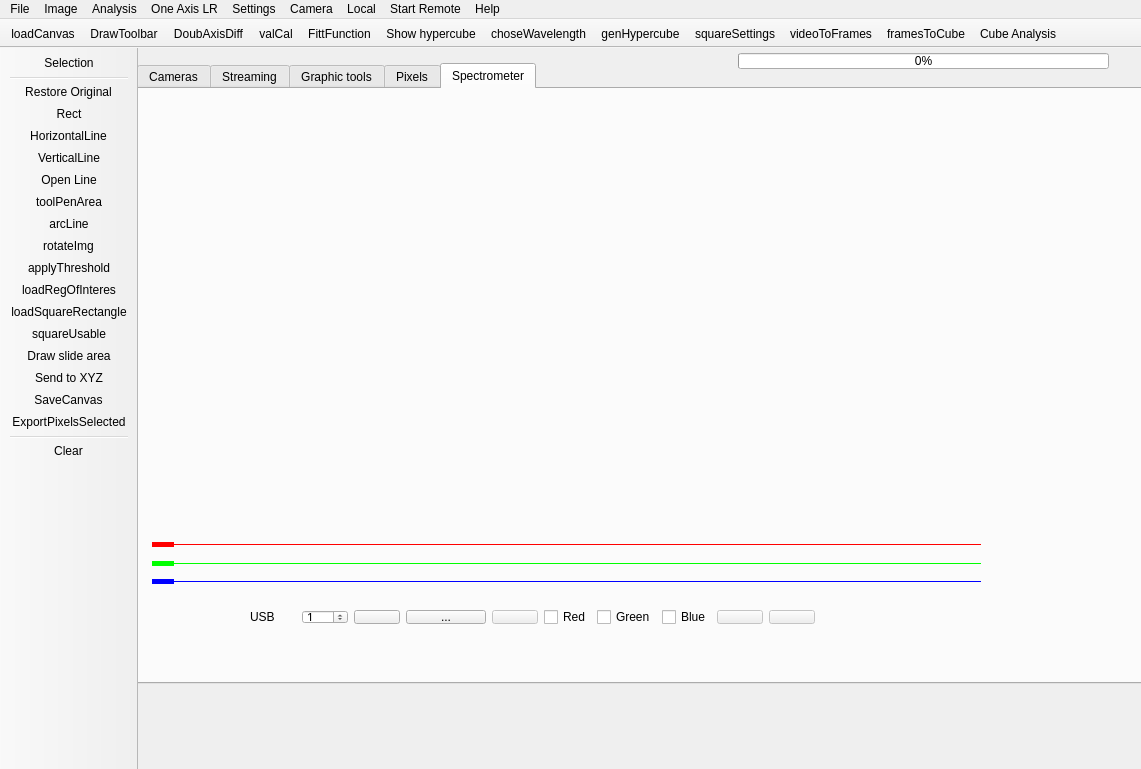
Qt form mainwindow.ui (JairoSalazarV/dotech.us_QtSquareHSI) before a commit.
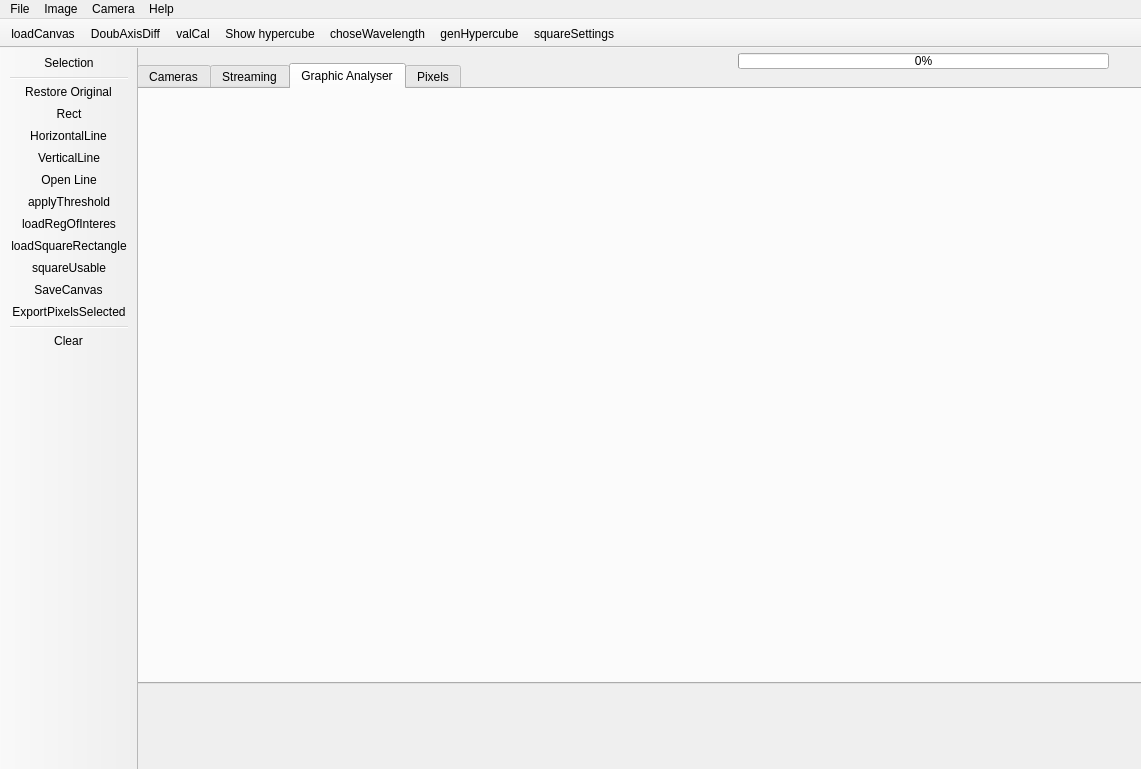
The same form after that commit. The open tabs and pages were chosen to show the change. Icons and pictures are not drawn.

Commit message: Removing extra buttons

Patch:
```diff
--- a/mainwindow.ui
+++ b/mainwindow.ui
@@ -1045,7 +1045,7 @@
     </widget>
     <widget class="QWidget" name="tab_6">
      <attribute name="title">
-      <string>Graphic tools</string>
+      <string>Graphic Analyser</string>
      </attribute>
     </widget>
     <widget class="QWidget" name="tabShowPixels">
@@ -1115,235 +1115,6 @@
       </property>
      </widget>
     </widget>
-    <widget class="QWidget" name="tab_5">
-     <attribute name="title">
-      <string>Spectrometer</string>
-     </attribute>
-     <widget class="QWidget" name="layoutWidget4">
-      <property name="geometry">
-       <rect>
-        <x>2</x>
-        <y>438</y>
-        <width>851</width>
-        <height>71</height>
-       </rect>
-      </property>
-      <layout class="QGridLayout" name="gridColors">
-       <item row="0" column="0">
-        <widget class="QSlider" name="slideRedLen">
-         <property name="enabled">
-          <bool>false</bool>
-         </property>
-         <property name="toolTip">
-          <string>&lt;html&gt;&lt;head/&gt;&lt;body&gt;&lt;p&gt;611.3&lt;/p&gt;&lt;/body&gt;&lt;/html&gt;</string>
-         </property>
-         <property name="styleSheet">
-          <string notr="true">QSlider::groove:horizontal {
-    height: 1px; /* the groove expands to the size of the slider by default. by giving it a height, it has a fixed size */
-    background: qlineargradient(x1:0, y1:0, x2:0, y2:1, stop:0 #F00, stop:1 #F00);
-    margin: 2px 0;
-}
-
-
-QSlider::handle:horizontal {
-    background: qlineargradient(x1:0, y1:0, x2:1, y2:1, stop:0 #F00, stop:1 #F00);
-    border: 2px solid #F00;
-    width: 18px;
-    margin: -2px 0; /* handle is placed by default on the contents rect of the groove. Expand outside the groove */
-    border-radius: 3px;
-}</string>
-         </property>
-         <property name="orientation">
-          <enum>Qt::Horizontal</enum>
-         </property>
-        </widget>
-       </item>
-       <item row="2" column="0">
-        <widget class="QSlider" name="slideBlueLen">
-         <property name="enabled">
-          <bool>false</bool>
-         </property>
-         <property name="toolTip">
-          <string>&lt;html&gt;&lt;head/&gt;&lt;body&gt;&lt;p&gt;435.7&lt;/p&gt;&lt;/body&gt;&lt;/html&gt;</string>
-         </property>
-         <property name="styleSheet">
-          <string notr="true">QSlider::groove:horizontal {
-    height: 1px; /* the groove expands to the size of the slider by default. by giving it a height, it has a fixed size */
-    background: qlineargradient(x1:0, y1:0, x2:0, y2:1, stop:0 #00F, stop:1 #00F);
-    margin: 2px 0;
-}
-
-
-QSlider::handle:horizontal {
-    background: qlineargradient(x1:0, y1:0, x2:1, y2:1, stop:0 #00F, stop:1 #00F);
-    border: 2px solid #00F;
-    width: 18px;
-    margin: -2px 0; /* handle is placed by default on the contents rect of the groove. Expand outside the groove */
-    border-radius: 3px;
-}</string>
-         </property>
-         <property name="orientation">
-          <enum>Qt::Horizontal</enum>
-         </property>
-        </widget>
-       </item>
-       <item row="1" column="0">
-        <widget class="QSlider" name="slideGreenLen">
-         <property name="enabled">
-          <bool>false</bool>
-         </property>
-         <property name="toolTip">
-          <string>&lt;html&gt;&lt;head/&gt;&lt;body&gt;&lt;p&gt;546.1&lt;/p&gt;&lt;/body&gt;&lt;/html&gt;</string>
-         </property>
-         <property name="styleSheet">
-          <string notr="true">QSlider::groove:horizontal {
-    height: 1px; /* the groove expands to the size of the slider by default. by giving it a height, it has a fixed size */
-    background: qlineargradient(x1:0, y1:0, x2:0, y2:1, stop:0 #0F0, stop:1 #0F0);
-    margin: 2px 0;
-}
-
-
-QSlider::handle:horizontal {
-    background: qlineargradient(x1:0, y1:0, x2:1, y2:1, stop:0 #0F0, stop:1 #0F0);
-    border: 2px solid #0F0;
-    width: 18px;
-    margin: -2px 0; /* handle is placed by default on the contents rect of the groove. Expand outside the groove */
-    border-radius: 3px;
-}</string>
-         </property>
-         <property name="orientation">
-          <enum>Qt::Horizontal</enum>
-         </property>
-        </widget>
-       </item>
-      </layout>
-     </widget>
-     <widget class="QWidget" name="layoutWidget5">
-      <property name="geometry">
-       <rect>
-        <x>100</x>
-        <y>510</y>
-        <width>587</width>
-        <height>36</height>
-       </rect>
-      </property>
-      <layout class="QGridLayout" name="gridLayout_5">
-       <item row="0" column="6">
-        <widget class="QCheckBox" name="chbGreen">
-         <property name="text">
-          <string>Green</string>
-         </property>
-        </widget>
-       </item>
-       <item row="0" column="2">
-        <widget class="QPushButton" name="pbSpecSnapshot">
-         <property name="enabled">
-          <bool>true</bool>
-         </property>
-         <property name="toolTip">
-          <string>&lt;html&gt;&lt;head/&gt;&lt;body&gt;&lt;p&gt;Take snapshot&lt;/p&gt;&lt;/body&gt;&lt;/html&gt;</string>
-         </property>
-         <property name="text">
-          <string/>
-         </property>
-         <property name="icon">
-          <iconset>
-           <normaloff>:/new/icons/imagenInte/snapshot</normaloff>:/new/icons/imagenInte/snapshot</iconset>
-         </property>
-        </widget>
-       </item>
-       <item row="0" column="5">
-        <widget class="QCheckBox" name="chbRed">
-         <property name="text">
-          <string>Red</string>
-         </property>
-        </widget>
-       </item>
-       <item row="0" column="1">
-        <widget class="QSpinBox" name="sbSpecUsb">
-         <property name="maximum">
-          <number>9</number>
-         </property>
-         <property name="value">
-          <number>1</number>
-         </property>
-        </widget>
-       </item>
-       <item row="0" column="7">
-        <widget class="QCheckBox" name="chbBlue">
-         <property name="text">
-          <string>Blue</string>
-         </property>
-        </widget>
-       </item>
-       <item row="0" column="0">
-        <widget class="QLabel" name="label_4">
-         <property name="text">
-          <string>USB</string>
-         </property>
-        </widget>
-       </item>
-       <item row="0" column="9">
-        <widget class="QPushButton" name="pbViewBack">
-         <property name="enabled">
-          <bool>false</bool>
-         </property>
-         <property name="toolTip">
-          <string>&lt;html&gt;&lt;head/&gt;&lt;body&gt;&lt;p&gt;Hide background&lt;/p&gt;&lt;/body&gt;&lt;/html&gt;</string>
-         </property>
-         <property name="text">
-          <string/>
-         </property>
-         <property name="icon">
-          <iconset resource="lstImgs.qrc">
-           <normaloff>:/new/icons/imagenInte/ojo.png</normaloff>:/new/icons/imagenInte/ojo.png</iconset>
-         </property>
-        </widget>
-       </item>
-       <item row="0" column="8">
-        <widget class="QPushButton" name="pbSnapCal">
-         <property name="enabled">
-          <bool>false</bool>
-         </property>
-         <property name="toolTip">
-          <string>&lt;html&gt;&lt;head/&gt;&lt;body&gt;&lt;p&gt;Meassure&lt;/p&gt;&lt;/body&gt;&lt;/html&gt;</string>
-         </property>
-         <property name="text">
-          <string/>
-         </property>
-         <property name="icon">
-          <iconset resource="lstImgs.qrc">
-           <normaloff>:/new/icons/imagenInte/digikam.png</normaloff>:/new/icons/imagenInte/digikam.png</iconset>
-         </property>
-        </widget>
-       </item>
-       <item row="0" column="4">
-        <widget class="QPushButton" name="pbSpecCut">
-         <property name="enabled">
-          <bool>false</bool>
-         </property>
-         <property name="toolTip">
-          <string>&lt;html&gt;&lt;head/&gt;&lt;body&gt;&lt;p&gt;Cut selected area&lt;/p&gt;&lt;/body&gt;&lt;/html&gt;</string>
-         </property>
-         <property name="text">
-          <string/>
-         </property>
-         <property name="icon">
-          <iconset resource="lstImgs.qrc">
-           <normaloff>:/new/icons/imagenInte/tijeras.png</normaloff>:/new/icons/imagenInte/tijeras.png</iconset>
-         </property>
-        </widget>
-       </item>
-       <item row="0" column="3">
-        <widget class="QPushButton" name="pbSpecLoadSnap">
-         <property name="text">
-          <string>...</string>
-         </property>
-        </widget>
-       </item>
-      </layout>
-     </widget>
-    </widget>
    </widget>
    <widget class="QProgressBar" name="progBar">
     <property name="geometry">
@@ -1378,6 +1149,56 @@
    <zorder>pbExpPixs</zorder>
    <zorder>labelProgBar</zorder>
   </widget>
+  <widget class="QToolBar" name="toolBarDraw">
+   <property name="windowTitle">
+    <string>Draw toolbar</string>
+   </property>
+   <property name="movable">
+    <bool>false</bool>
+   </property>
+   <attribute name="toolBarArea">
+    <enum>LeftToolBarArea</enum>
+   </attribute>
+   <attribute name="toolBarBreak">
+    <bool>false</bool>
+   </attribute>
+   <addaction name="actionSelection"/>
+   <addaction name="separator"/>
+   <addaction name="actionRestore_Original"/>
+   <addaction name="actionRect"/>
+   <addaction name="actionHorizontalLine"/>
+   <addaction name="actionVerticalLine"/>
+   <addaction name="openLine"/>
+   <addaction name="actionApplyThreshold"/>
+   <addaction name="actionLoadRegOfInteres"/>
+   <addaction name="actionLoadSquareRectangle"/>
+   <addaction name="actionSquareUsable"/>
+   <addaction name="actionSaveCanvas"/>
+   <addaction name="actionExportPixelsSelected"/>
+   <addaction name="separator"/>
+   <addaction name="actionClear"/>
+  </widget>
+  <widget class="QToolBar" name="mainToolbar">
+   <property name="windowTitle">
+    <string>Main toolbar</string>
+   </property>
+   <property name="movable">
+    <bool>false</bool>
+   </property>
+   <attribute name="toolBarArea">
+    <enum>TopToolBarArea</enum>
+   </attribute>
+   <attribute name="toolBarBreak">
+    <bool>false</bool>
+   </attribute>
+   <addaction name="actionLoadCanvas"/>
+   <addaction name="actionDoubAxisDiff"/>
+   <addaction name="actionValCal"/>
+   <addaction name="actionShow_hypercube"/>
+   <addaction name="actionChoseWavelength"/>
+   <addaction name="actionGenHypercube"/>
+   <addaction name="actionsquareSettings"/>
+  </widget>
   <widget class="QMenuBar" name="menuBar">
    <property name="geometry">
     <rect>
@@ -1420,33 +1241,7 @@
     <addaction name="menuFilter"/>
     <addaction name="menuMultiselected"/>
     <addaction name="actionMerge_into_RGB"/>
-   </widget>
-   <widget class="QMenu" name="menuAnalysis">
-    <property name="title">
-     <string>Analysis</string>
-    </property>
-    <addaction name="actionNDVI"/>
-    <addaction name="actionRGB_to_XY"/>
-    <addaction name="actionFull_Screen"/>
-    <addaction name="actionDisplay_Original"/>
-   </widget>
-   <widget class="QMenu" name="menuSettings">
-    <property name="title">
-     <string>Settings</string>
-    </property>
-    <widget class="QMenu" name="menuSet">
-     <property name="title">
-      <string>Set</string>
-     </property>
-     <addaction name="actionDiffraction_Origin"/>
-     <addaction name="actionSlide_Calibration_File"/>
-     <addaction name="actionSlide_Max_Wavelength"/>
-     <addaction name="actionSlide_Min_Wavelength"/>
-     <addaction name="actionSlide_HypCube_Building"/>
-    </widget>
-    <addaction name="actionNDVI_Algorithm"/>
-    <addaction name="actionSync_Folder"/>
-    <addaction name="menuSet"/>
+    <addaction name="separator"/>
    </widget>
    <widget class="QMenu" name="menuCamera">
     <property name="title">
@@ -1503,18 +1298,6 @@
     <addaction name="separator"/>
     <addaction name="actionSave"/>
    </widget>
-   <widget class="QMenu" name="menuStart">
-    <property name="title">
-     <string>Start Remote</string>
-    </property>
-    <addaction name="actionVideo_2"/>
-    <addaction name="actionTimelapse_2"/>
-    <addaction name="actionSnapshot"/>
-    <addaction name="actionSnapvideos"/>
-    <addaction name="separator"/>
-    <addaction name="actionSynchronize"/>
-    <addaction name="actionTesting"/>
-   </widget>
    <widget class="QMenu" name="menuHelp">
     <property name="title">
      <string>Help</string>
@@ -1522,140 +1305,11 @@
     <addaction name="actionAbout_this"/>
     <addaction name="actionTechnical_Support"/>
    </widget>
-   <widget class="QMenu" name="menuMake">
-    <property name="title">
-     <string>One Axis LR</string>
-    </property>
-    <widget class="QMenu" name="menuPlot">
-     <property name="title">
-      <string>Plot</string>
-     </property>
-     <addaction name="actionPlot_Upper_Line_Rotation"/>
-     <addaction name="actionPlot_Calculated_Line"/>
-     <addaction name="actionOrigin"/>
-    </widget>
-    <widget class="QMenu" name="menuCalib_Edition">
-     <property name="title">
-      <string>Calib Edition</string>
-     </property>
-     <addaction name="actionApply_Rotation"/>
-     <addaction name="actionApply_Transformation"/>
-     <addaction name="actionApply_Affine_Transformation"/>
-     <addaction name="actionApply_Optical_Correction"/>
-    </widget>
-    <addaction name="actionLinear_Regression"/>
-    <addaction name="separator"/>
-    <addaction name="actionSlide_Linear_Regression"/>
-    <addaction name="actionMerge_Calibration"/>
-    <addaction name="actionCalc_Sensitivities"/>
-    <addaction name="separator"/>
-    <addaction name="menuPlot"/>
-    <addaction name="separator"/>
-    <addaction name="actionPlot_over_Real"/>
-    <addaction name="actionPlot_Line_at_Wavelength"/>
-    <addaction name="separator"/>
-    <addaction name="menuCalib_Edition"/>
-    <addaction name="separator"/>
-   </widget>
-   <widget class="QMenu" name="menuLocal">
-    <property name="title">
-     <string>Local</string>
-    </property>
-    <widget class="QMenu" name="menuSlide_2">
-     <property name="title">
-      <string>Slide</string>
-     </property>
-     <widget class="QMenu" name="menuStep_by_Step">
-      <property name="title">
-       <string>Step by Step</string>
-      </property>
-      <addaction name="actionExtract_frames_2"/>
-      <addaction name="actionExtract_ROI"/>
-      <addaction name="actionBuild_HypCube"/>
-      <addaction name="actionBuild_HypCube_2"/>
-     </widget>
-     <addaction name="menuStep_by_Step"/>
-     <addaction name="actionHypCube_From_H264"/>
-    </widget>
-    <widget class="QMenu" name="menuSquare">
-     <property name="title">
-      <string>Square</string>
-     </property>
-     <addaction name="actionApply_Region_of_Interes"/>
-    </widget>
-    <addaction name="menuSlide_2"/>
-    <addaction name="menuSquare"/>
-   </widget>
    <addaction name="menuFile"/>
    <addaction name="menuImage"/>
-   <addaction name="menuAnalysis"/>
-   <addaction name="menuMake"/>
-   <addaction name="menuSettings"/>
    <addaction name="menuCamera"/>
-   <addaction name="menuLocal"/>
-   <addaction name="menuStart"/>
    <addaction name="menuHelp"/>
   </widget>
-  <widget class="QToolBar" name="toolBarDraw">
-   <property name="windowTitle">
-    <string>Draw toolbar</string>
-   </property>
-   <property name="movable">
-    <bool>false</bool>
-   </property>
-   <attribute name="toolBarArea">
-    <enum>LeftToolBarArea</enum>
-   </attribute>
-   <attribute name="toolBarBreak">
-    <bool>false</bool>
-   </attribute>
-   <addaction name="actionSelection"/>
-   <addaction name="separator"/>
-   <addaction name="actionRestore_Original"/>
-   <addaction name="actionRect"/>
-   <addaction name="actionHorizontalLine"/>
-   <addaction name="actionVerticalLine"/>
-   <addaction name="openLine"/>
-   <addaction name="actionToolPenArea"/>
-   <addaction name="actionarcLine"/>
-   <addaction name="actionRotateImg"/>
-   <addaction name="actionApplyThreshold"/>
-   <addaction name="actionLoadRegOfInteres"/>
-   <addaction name="actionLoadSquareRectangle"/>
-   <addaction name="actionSquareUsable"/>
-   <addaction name="pbDrawSlide"/>
-   <addaction name="actionSend_to_XYZ"/>
-   <addaction name="actionSaveCanvas"/>
-   <addaction name="actionExportPixelsSelected"/>
-   <addaction name="separator"/>
-   <addaction name="actionClear"/>
-  </widget>
-  <widget class="QToolBar" name="mainToolbar">
-   <property name="windowTitle">
-    <string>Main toolbar</string>
-   </property>
-   <property name="movable">
-    <bool>false</bool>
-   </property>
-   <attribute name="toolBarArea">
-    <enum>TopToolBarArea</enum>
-   </attribute>
-   <attribute name="toolBarBreak">
-    <bool>false</bool>
-   </attribute>
-   <addaction name="actionLoadCanvas"/>
-   <addaction name="actionDrawToolbar"/>
-   <addaction name="actionDoubAxisDiff"/>
-   <addaction name="actionValCal"/>
-   <addaction name="actionFittFunction"/>
-   <addaction name="actionShow_hypercube"/>
-   <addaction name="actionChoseWavelength"/>
-   <addaction name="actionGenHypercube"/>
-   <addaction name="actionsquareSettings"/>
-   <addaction name="actionvideoToFrames"/>
-   <addaction name="actionframesToCube"/>
-   <addaction name="actionCube_Analysis"/>
-  </widget>
   <action name="actionExit">
    <property name="text">
     <string>Exit</string>
```
Left out of the diff: 105 changed lines with no effect on the pictures. The commit also changes 1 other file.
